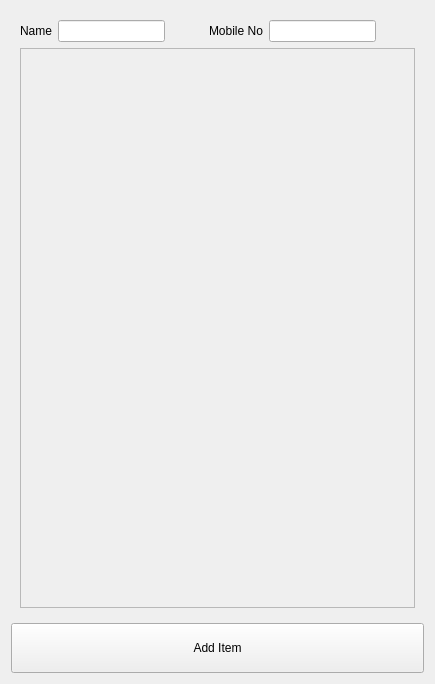
Qt form widget/Cart/cart.ui (Anmol-A-jain/Dyner-order-client) before a commit.
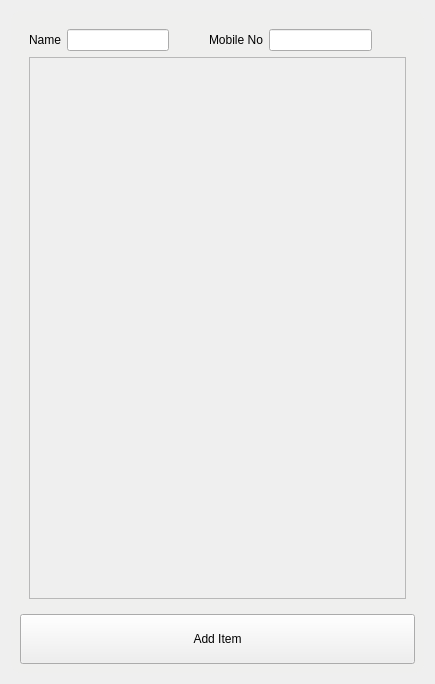
The same form after that commit.

```diff
--- a/widget/Cart/cart.ui
+++ b/widget/Cart/cart.ui
@@ -13,6 +13,18 @@
   <property name="windowTitle">
    <string>Form</string>
   </property>
+  <property name="styleSheet">
+   <string notr="true"/>
+  </property>
+  <layout class="QVBoxLayout" name="verticalLayout_5">
+   <item>
+    <widget class="QWidget" name="mainWindow" native="true">
+     <property name="styleSheet">
+      <string notr="true">#mainWindow{
+	border-radius : 10px;
+	background-color: rgba(238, 238, 236,0.5);
+}</string>
+     </property>
   <layout class="QVBoxLayout" name="verticalLayout_2">
    <item>
     <widget class="QWidget" name="verticalWidget" native="true">
@@ -83,8 +95,8 @@
           <rect>
            <x>0</x>
            <y>0</y>
-           <width>413</width>
-           <height>574</height>
+              <width>379</width>
+              <height>540</height>
           </rect>
          </property>
          <layout class="QVBoxLayout" name="verticalLayout_4">
@@ -117,6 +129,9 @@
       </widget>
      </item>
     </layout>
+      </item>
+     </layout>
+    </widget>
    </item>
   </layout>
  </widget>
```
Lines whose indentation alone changed are shown as unchanged.
